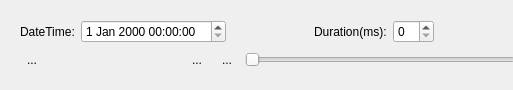
Above: src/terralib/qt/widgets/st/ui/TimeSliderWidgetForm.ui from claudiobogossian/terralib5 before the change. Below: the same form after it.
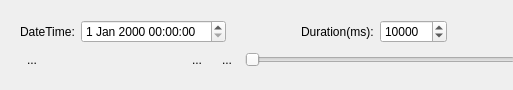
That is the form after the change.

```diff
--- a/src/terralib/qt/widgets/st/ui/TimeSliderWidgetForm.ui
+++ b/src/terralib/qt/widgets/st/ui/TimeSliderWidgetForm.ui
@@ -74,7 +74,20 @@
          </widget>
         </item>
         <item>
-         <widget class="QSpinBox" name="m_durationSpinBox"/>
+         <widget class="QSpinBox" name="m_durationSpinBox">
+          <property name="minimum">
+           <number>100</number>
+          </property>
+          <property name="maximum">
+           <number>100000000</number>
+          </property>
+          <property name="singleStep">
+           <number>10000</number>
+          </property>
+          <property name="value">
+           <number>10000</number>
+          </property>
+         </widget>
         </item>
         <item>
          <spacer name="horizontalSpacer_2">
```
